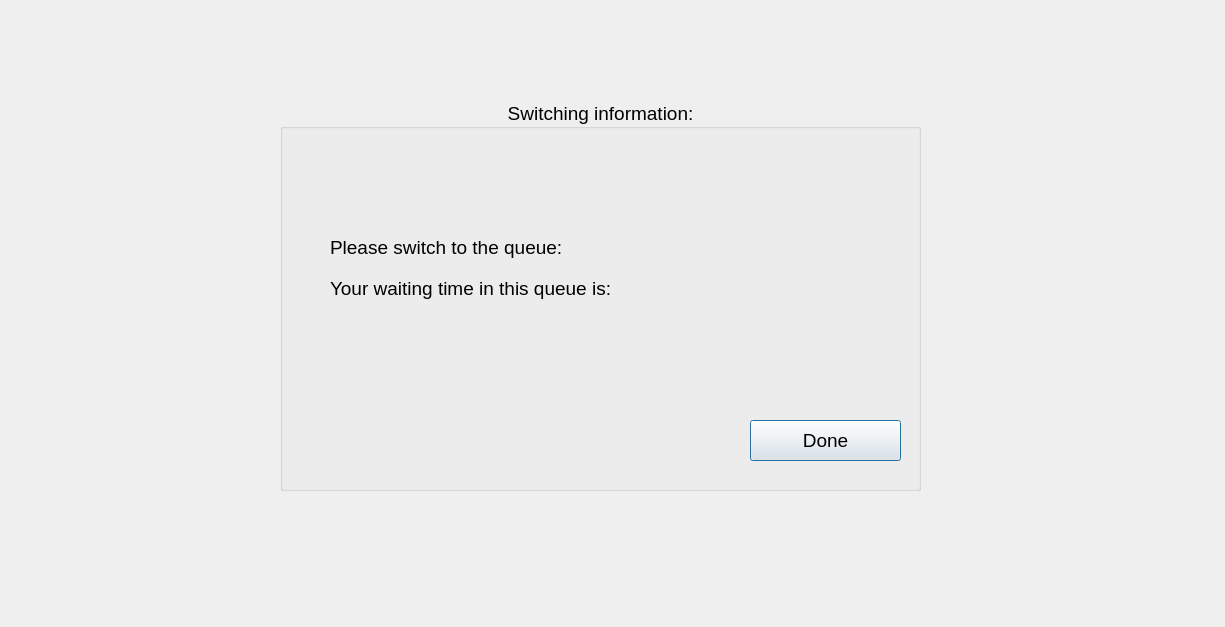
This is H_Capstone/h_switchtogate.ui in akshadamodak06/CapstoneP3 as Qt 5 draws it before an edit. The edited form follows.
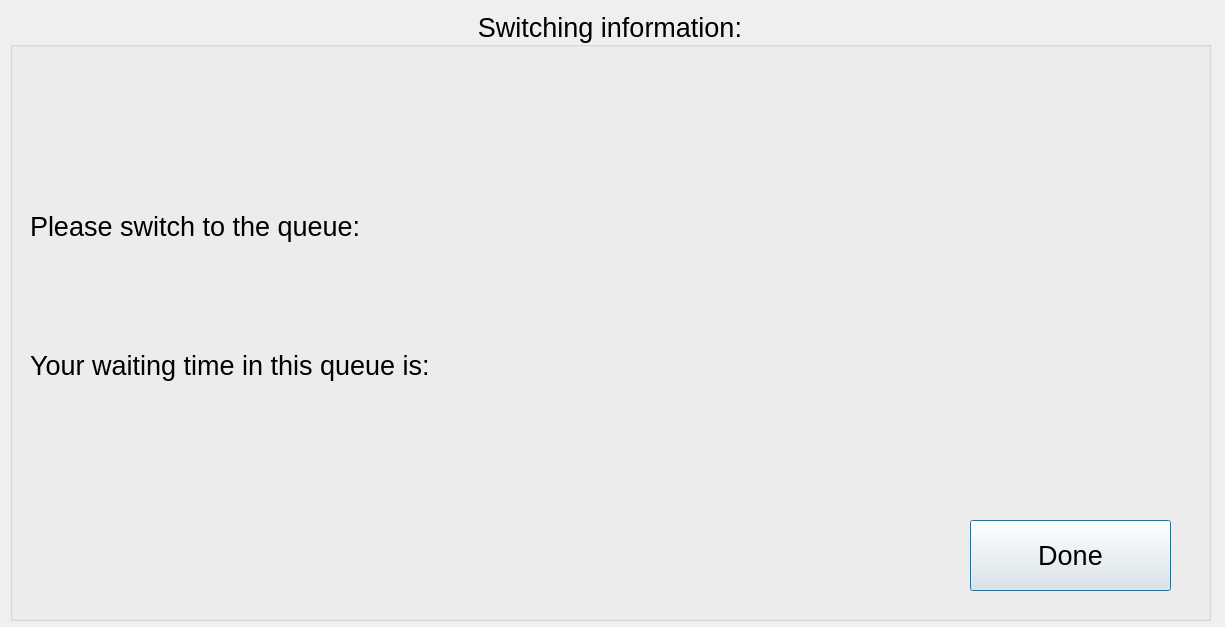
This is the edited form.

Patch:
```diff
--- a/H_Capstone/h_switchtogate.ui
+++ b/H_Capstone/h_switchtogate.ui
@@ -16,15 +16,15 @@
   <widget class="QGroupBox" name="groupBox">
    <property name="geometry">
     <rect>
-     <x>280</x>
-     <y>100</y>
-     <width>641</width>
-     <height>391</height>
+     <x>10</x>
+     <y>10</y>
+     <width>1201</width>
+     <height>611</height>
     </rect>
    </property>
    <property name="font">
     <font>
-     <pointsize>14</pointsize>
+     <pointsize>20</pointsize>
     </font>
    </property>
    <property name="title">
@@ -36,10 +36,10 @@
    <widget class="QPushButton" name="pushButton">
     <property name="geometry">
      <rect>
-      <x>470</x>
-      <y>320</y>
-      <width>151</width>
-      <height>41</height>
+      <x>960</x>
+      <y>510</y>
+      <width>201</width>
+      <height>71</height>
      </rect>
     </property>
     <property name="text">
@@ -49,10 +49,10 @@
    <widget class="QWidget" name="">
     <property name="geometry">
      <rect>
-      <x>50</x>
-      <y>130</y>
-      <width>501</width>
-      <height>75</height>
+      <x>20</x>
+      <y>150</y>
+      <width>1141</width>
+      <height>271</height>
      </rect>
     </property>
     <layout class="QVBoxLayout" name="verticalLayout">
```
